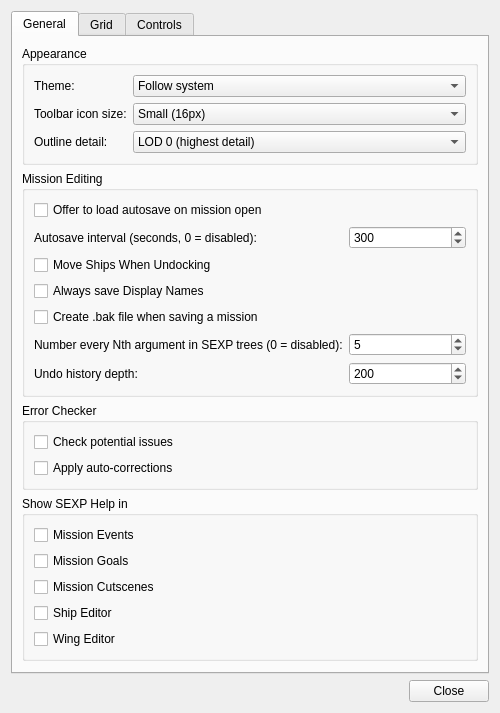
The window that qtfred/ui/PreferencesDialog.ui (MjnMixael/fs2open.github.com) describes before a commit, drawn with Qt 5.
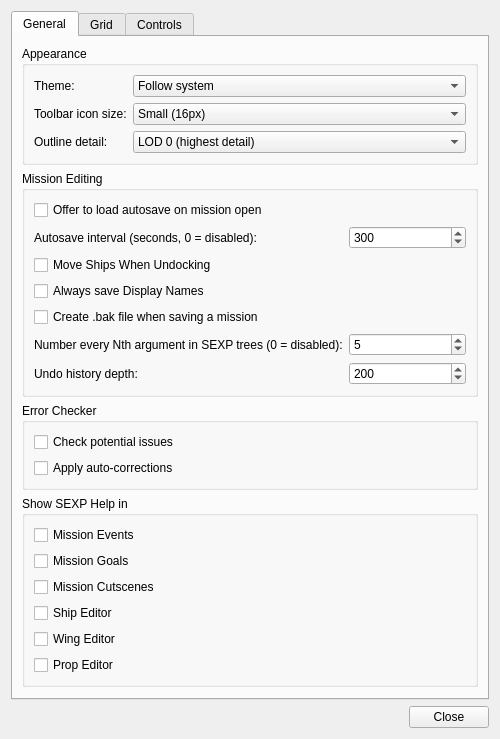
The same window after the commit.

Commit message: Add prop spawn/despawn conditions and a class dropdown to the prop editor

Diff of the .ui file:
```diff
--- a/qtfred/ui/PreferencesDialog.ui
+++ b/qtfred/ui/PreferencesDialog.ui
@@ -336,6 +336,16 @@
             </property>
            </widget>
           </item>
+          <item>
+           <widget class="QCheckBox" name="showSexpHelpPropEditor">
+            <property name="toolTip">
+             <string>Show the SEXP operator help panel in the Prop editor.</string>
+            </property>
+            <property name="text">
+             <string>Prop Editor</string>
+            </property>
+           </widget>
+          </item>
          </layout>
         </widget>
        </item>
```
The commit also changes 18 other files.
